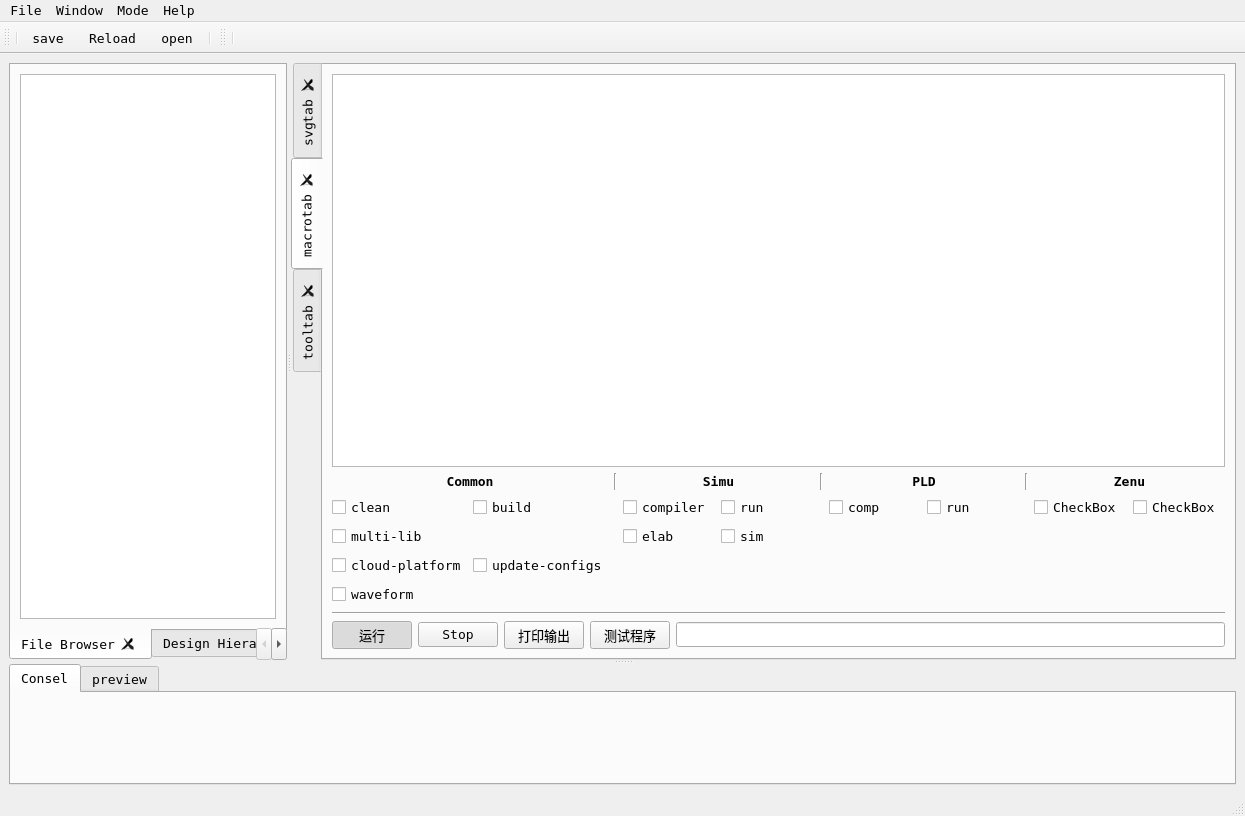
Old version of the form ui/uvs.ui in the repository henry-czh/cbs_smt.
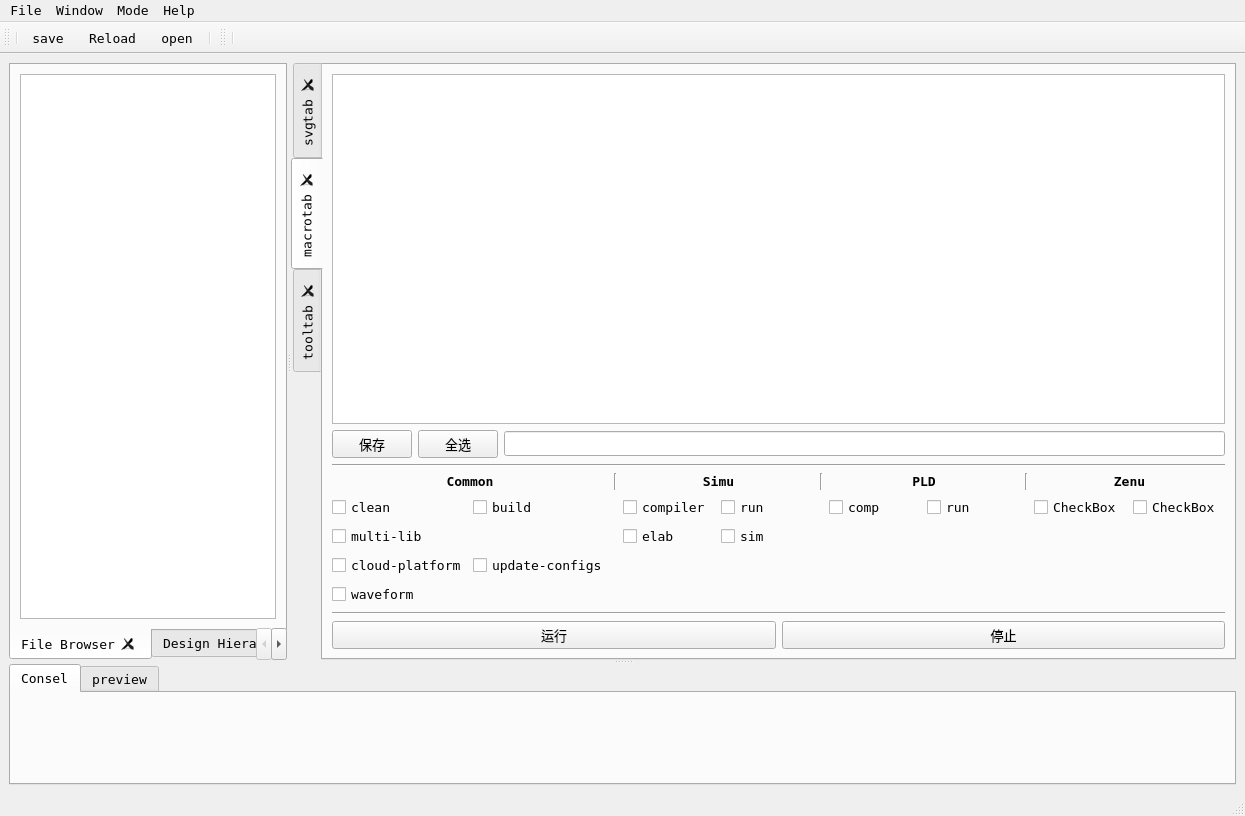
New version of the form. Icons and pictures are not drawn.

The edit to the form file:
```diff
--- a/ui/uvs.ui
+++ b/ui/uvs.ui
@@ -42,7 +42,7 @@
      <verstretch>0</verstretch>
     </sizepolicy>
    </property>
-   <layout class="QVBoxLayout" name="verticalLayout_2">
+   <layout class="QVBoxLayout" name="verticalLayout_4">
     <item>
      <widget class="QSplitter" name="splitter_2">
       <property name="sizePolicy">
@@ -356,7 +356,7 @@
          <attribute name="title">
           <string>macrotab</string>
          </attribute>
-         <layout class="QVBoxLayout" name="verticalLayout_4">
+         <layout class="QVBoxLayout" name="verticalLayout_2">
           <item>
            <widget class="QTableWidget" name="diag_table">
             <property name="dragEnabled">
@@ -394,6 +394,41 @@
             </attribute>
            </widget>
           </item>
+          <item>
+           <layout class="QHBoxLayout" name="horizontalLayout_4">
+            <item>
+             <widget class="QPushButton" name="saveDiag">
+              <property name="text">
+               <string>保存</string>
+              </property>
+             </widget>
+            </item>
+            <item>
+             <widget class="QPushButton" name="selectalltc">
+              <property name="text">
+               <string>全选</string>
+              </property>
+             </widget>
+            </item>
+            <item>
+             <widget class="QLineEdit" name="lineEdit">
+              <property name="tabletTracking">
+               <bool>true</bool>
+              </property>
+              <property name="clearButtonEnabled">
+               <bool>true</bool>
+              </property>
+             </widget>
+            </item>
+           </layout>
+          </item>
+          <item>
+           <widget class="Line" name="line_2">
+            <property name="orientation">
+             <enum>Qt::Horizontal</enum>
+            </property>
+           </widget>
+          </item>
           <item>
            <layout class="QGridLayout" name="gridLayout">
             <item row="1" column="10">
@@ -600,41 +635,17 @@
                 <normaloff>ico/new_doc.png</normaloff>ico/new_doc.png</iconset>
               </property>
               <property name="checkable">
-               <bool>true</bool>
+               <bool>false</bool>
               </property>
               <property name="checked">
-               <bool>true</bool>
+               <bool>false</bool>
               </property>
              </widget>
             </item>
             <item>
              <widget class="QPushButton" name="pushButton">
               <property name="text">
-               <string>Stop</string>
-              </property>
-             </widget>
-            </item>
-            <item>
-             <widget class="QPushButton" name="pushButton_3">
-              <property name="text">
-               <string>打印输出</string>
-              </property>
-             </widget>
-            </item>
-            <item>
-             <widget class="QPushButton" name="pushButton_4">
-              <property name="text">
-               <string>测试程序</string>
-              </property>
-             </widget>
-            </item>
-            <item>
-             <widget class="QLineEdit" name="lineEdit">
-              <property name="tabletTracking">
-               <bool>true</bool>
-              </property>
-              <property name="clearButtonEnabled">
-               <bool>true</bool>
+               <string>停止</string>
               </property>
              </widget>
             </item>
```
Left out of the diff: 16 changed lines with no effect on the pictures.
